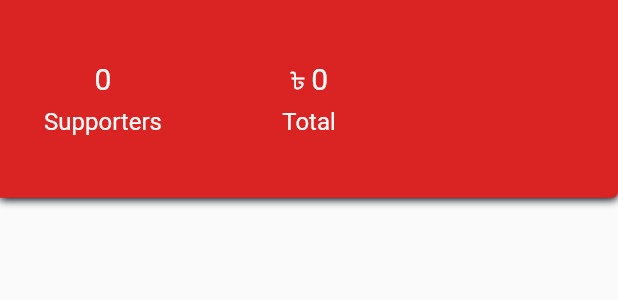
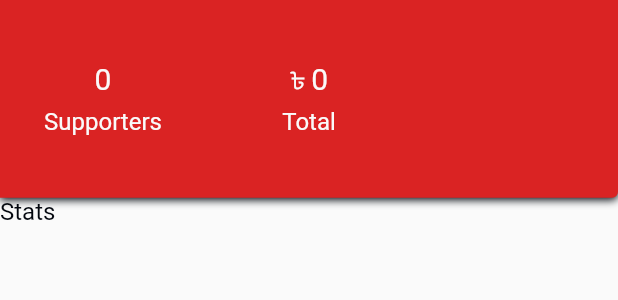
Before and after one commit to takiuddin93/AakCupChaa, a Flutter app: the Stats widget shown alone on an empty page, opened directly, on a phone screen of 412 x 824 dp. Shown: the top 300 px of the screen. Run offline on Flutter 3.47's test engine with Material 2 defaults, Android fonts, the phone set to English and light mode, and no system bars; our stand-ins replace flutter_svg, share; Roboto replaces fonts that are missing (FuturaPTBool).

Commit message:
stats.dart file update

```diff
--- a/lib/stats.dart
+++ b/lib/stats.dart
@@ -136,7 +136,7 @@ class _StatsState extends State<Stats> {
               margin: EdgeInsets.only(
                 top: height * 0.16,
               ),
-              child: Container(),
+              child: StatsPosts(),
             ),
           ),
         ],
@@ -144,3 +144,32 @@ class _StatsState extends State<Stats> {
     );
   }
 }
+
+class StatsPosts extends StatefulWidget {
+  @override
+  StatsPostsState createState() => StatsPostsState();
+}
+
+class StatsPostsState extends State<StatsPosts> {
+  @override
+  Widget build(BuildContext context) {
+    Size media = MediaQuery.of(context).size;
+    double width = media.width;
+    double height = media.height;
+    return Container(
+      child: Column(children: [
+        RichText(
+          text: TextSpan(children: <TextSpan>[
+            TextSpan(
+              text: "Stats",
+              style: TextStyle(
+                  color: UniversalVariables.primaryEbony,
+                  fontSize: 16.0,
+                  fontFamily: 'FuturaPTBool'),
+            ),
+          ]),
+        ),
+      ]),
+    );
+  }
+}
```
